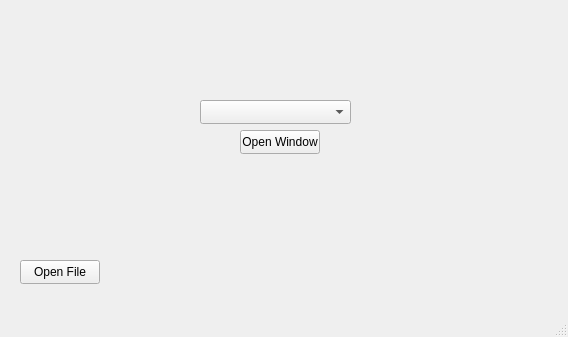
Above: mainwindow.ui from whiskeyAndrew/BaicalGuiServer before the change. Below: the same form after it.
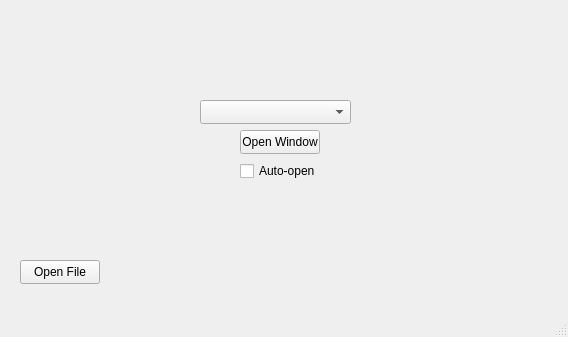
That is the form after the change.

Patch:
```diff
--- a/mainwindow.ui
+++ b/mainwindow.ui
@@ -50,6 +50,19 @@
      <string>Open File</string>
     </property>
    </widget>
+   <widget class="QCheckBox" name="checkBox">
+    <property name="geometry">
+     <rect>
+      <x>240</x>
+      <y>160</y>
+      <width>81</width>
+      <height>22</height>
+     </rect>
+    </property>
+    <property name="text">
+     <string>Auto-open</string>
+    </property>
+   </widget>
   </widget>
   <widget class="QMenuBar" name="menubar">
    <property name="geometry">
```
